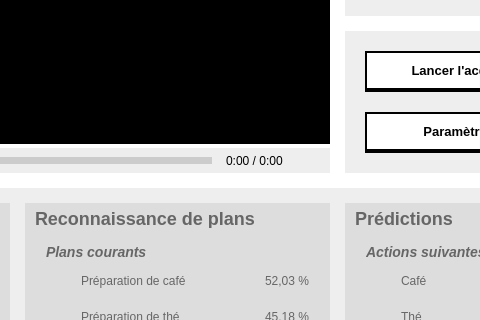
First picture: the form in src/interface/fenetreprincipale.ui, repository MathGravel/ImageRec, before the edit; both pictures show x 325 to 805 and y 231 to 551 of the 1005 by 665 pixel window.
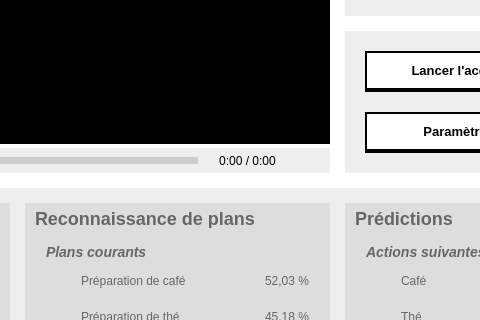
Second picture: the form after the edit. Icons and pictures are not drawn. Custom widgets are drawn as their Qt base class.

```diff
--- a/src/interface/fenetreprincipale.ui
+++ b/src/interface/fenetreprincipale.ui
@@ -254,12 +254,21 @@
           </item>
           <item>
            <widget class="QLabel" name="progression">
+            <property name="minimumSize">
+             <size>
+              <width>71</width>
+              <height>15</height>
+             </size>
+            </property>
             <property name="styleSheet">
              <string notr="true">border:none;</string>
             </property>
             <property name="text">
              <string>0:00 / 0:00</string>
             </property>
+            <property name="alignment">
+             <set>Qt::AlignCenter</set>
+            </property>
            </widget>
           </item>
           <item>
```
